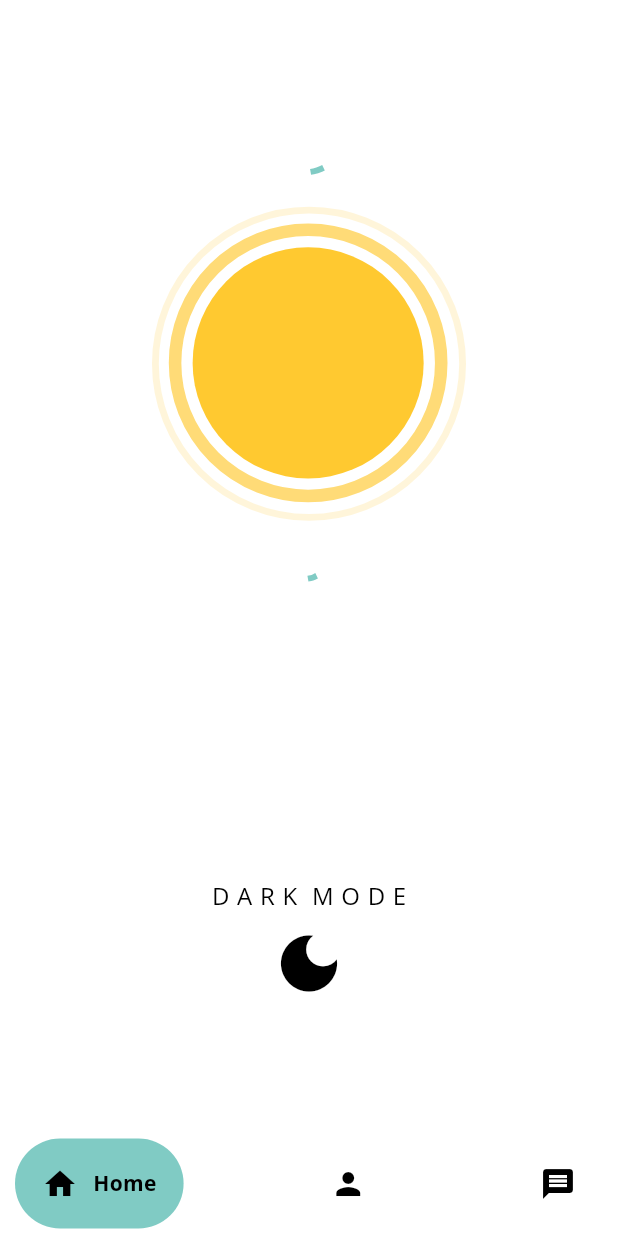
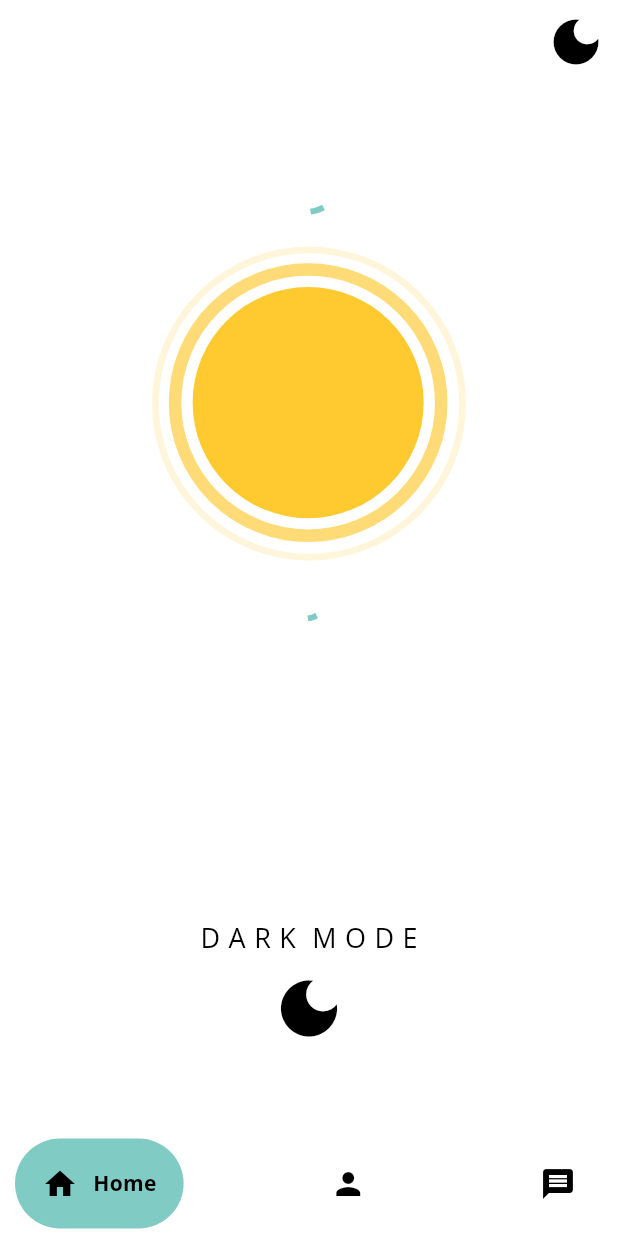
Before and after one commit to browsfer/My-responsive-portfolio, a Flutter app: the screen it shows after launch, on a phone screen of 412 x 824 dp. Run offline on Flutter 3.47's test engine with Material 3 defaults, Android fonts, the phone set to English and light mode, and no system bars; drawn by our look-alikes of google_nav_bar; our stand-ins replace geocoding, geolocator, lottie, shared_preferences.

Commit message:
fixed theme icon going back to dark after hot reload

```diff
--- a/lib/constants/constants.dart
+++ b/lib/constants/constants.dart
@@ -13,4 +13,5 @@ Icon lightIcon = const Icon(
 );
 Icon darkIcon = const Icon(
   Icons.dark_mode_sharp,
+  color: Colors.black,
 );
--- a/lib/main.dart
+++ b/lib/main.dart
@@ -15,7 +15,7 @@ void main() async {
   runApp(
     ChangeNotifierProvider(
       create: (context) => ThemeProvider(isDark),
-      child: MyApp(),
+      child: const MyApp(),
     ),
   );
 }
--- a/lib/pages/mobile_home_page.dart
+++ b/lib/pages/mobile_home_page.dart
@@ -1,8 +1,11 @@
 import 'package:flutter/material.dart';
 import 'package:lottie/lottie.dart';
+import 'package:provider/provider.dart';
 import 'package:responsive_project/constants/constants.dart';
 import 'package:responsive_project/models/weather_model.dart';
 import 'package:responsive_project/services/weather_service.dart';
+import 'package:responsive_project/theme/theme.dart';
+import 'package:responsive_project/theme/theme_provider.dart';
 import 'package:responsive_project/utils/my_button.dart';
 
 class MyHomePage extends StatefulWidget {
@@ -63,6 +66,9 @@ class _MyHomePageState extends State<MyHomePage> {
 
   @override
   Widget build(BuildContext context) {
+    //Getting theme data
+    ThemeProvider themeProvider = Provider.of<ThemeProvider>(context);
+
     return Center(
       child: Column(
         mainAxisAlignment: MainAxisAlignment.center,
@@ -96,7 +102,9 @@ class _MyHomePageState extends State<MyHomePage> {
                 ),
           const SizedBox(height: 200),
           Text(
-            isLightTheme ? 'D A R K  M O D E' : 'L I G H T  M O D E',
+            themeProvider.themeData == lightTheme
+                ? 'D A R K  M O D E'
+                : 'L I G H T  M O D E',
             style: Theme.of(context).textTheme.bodyLarge,
           ),
           MyButton(iconSize: 50),
--- a/lib/responsive/scaffolds/mobile_scaffold.dart
+++ b/lib/responsive/scaffolds/mobile_scaffold.dart
@@ -3,6 +3,7 @@ import 'package:responsive_project/pages/mobile_aboutme_page.dart';
 import 'package:responsive_project/pages/mobile_findme_page.dart';
 import 'package:responsive_project/pages/mobile_home_page.dart';
 import 'package:responsive_project/utils/my_bottom_nav_bar.dart';
+import 'package:responsive_project/utils/my_button.dart';
 
 class MyMobileScaffold extends StatefulWidget {
   const MyMobileScaffold({super.key});
@@ -29,6 +30,12 @@ class _MyMobileScaffoldState extends State<MyMobileScaffold> {
   @override
   Widget build(BuildContext context) {
     return Scaffold(
+      appBar: AppBar(
+        backgroundColor: Colors.transparent,
+        actions: [
+          MyButton(iconSize: 40),
+        ],
+      ),
       backgroundColor: Theme.of(context).colorScheme.background,
       body: _pages[_selectedIndex],
 
--- a/lib/theme/theme.dart
+++ b/lib/theme/theme.dart
@@ -12,10 +12,18 @@ ThemeData lightTheme = ThemeData(
     background: Colors.white,
     secondary: Colors.black,
   ),
+
+  //AppBar theme
   appBarTheme: AppBarTheme(
     backgroundColor: Colors.grey[800],
     foregroundColor: Colors.white,
-    ));
+  ),
+
+  //Text Theme
+  textTheme: const TextTheme(
+    bodyLarge: TextStyle(fontSize: 18),
+  ),
+);
 
 //DARK THEME
 ThemeData darkTheme = ThemeData(
@@ -32,4 +40,10 @@ ThemeData darkTheme = ThemeData(
   appBarTheme: const AppBarTheme(
     foregroundColor: Colors.white,
     backgroundColor: Color(0xFF212121),
-    ));
+  ),
+
+  //Text Theme
+  textTheme: const TextTheme(
+    bodyLarge: TextStyle(fontSize: 18),
+  ),
+);
--- a/lib/utils/my_button.dart
+++ b/lib/utils/my_button.dart
@@ -1,5 +1,6 @@
 import 'package:flutter/material.dart';
 import 'package:provider/provider.dart';
+import 'package:responsive_project/theme/theme.dart';
 import 'package:responsive_project/theme/theme_provider.dart';
 import 'package:responsive_project/constants/constants.dart';
 
@@ -28,12 +29,14 @@ class _MyButtonState extends State<MyButton> {
           });
         } else {
           themeProvider.toggleTheme();
-          setState(() {
-            isLightTheme = true;
-          });
+          setState(
+            () {
+              isLightTheme = true;
+            },
+          );
         }
       },
-      icon: isLightTheme ? darkIcon : lightIcon,
+      icon: themeProvider.themeData == darkTheme ? lightIcon : darkIcon,
     );
   }
 }
```
Lines whose indentation alone changed are shown as unchanged.
